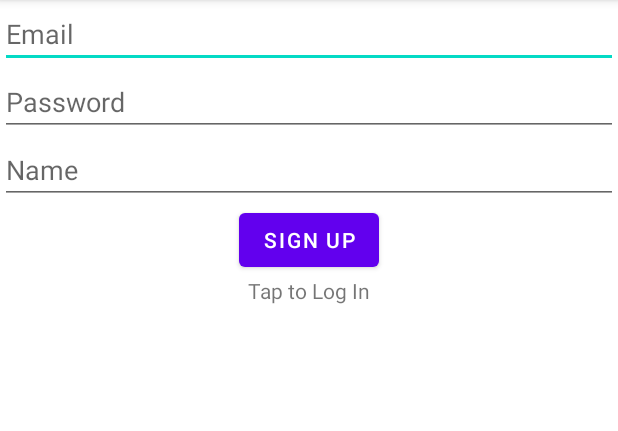
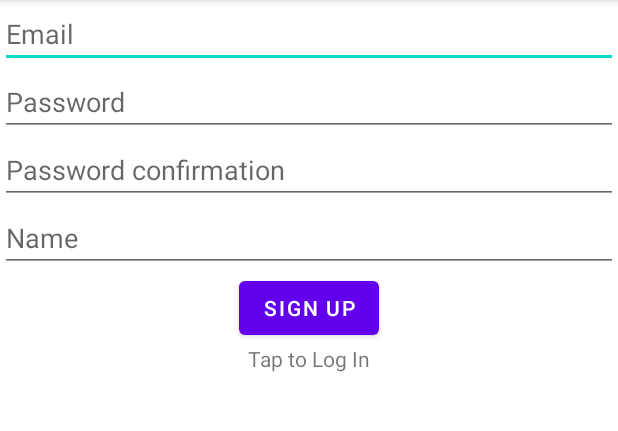
Before and after one commit to SychevKS/firebase_chat, an Android app: the screen it shows after launch (SignInActivity), on a phone screen of 412 x 824 dp, the part 84-515 px from its top. Run offline under Robolectric (Android 15) with nearby library versions, the phone set to English and light mode, and no system bars; our stand-ins replace Firebase (no records; nobody signed in at launch, a user with empty details on screens opened directly).

```diff
--- a/app/src/main/res/layout/activity_sign_in.xml
+++ b/app/src/main/res/layout/activity_sign_in.xml
@@ -22,6 +22,13 @@
         android:inputType="textPassword" />
 
     <EditText
+        android:id="@+id/repeatPasswordEditText"
+        android:hint="Password confirmation"
+        android:layout_width="match_parent"
+        android:layout_height="wrap_content"
+        android:inputType="textPassword" />
+
+    <EditText
         android:id="@+id/userNameEditText"
         android:hint="Name"
         android:layout_width="match_parent"
@@ -40,6 +47,7 @@
         android:text="Tap to Log In"
         android:layout_gravity="center_horizontal"
         android:clickable="true"
+        android:onClick="toogleLoginMode"
         android:layout_width="wrap_content"
         android:layout_height="wrap_content" />
 
```
Also changed, not shown: app/src/main/java/com/example/firebase_chat/SignInActivity.java (+43 -1 lines).
